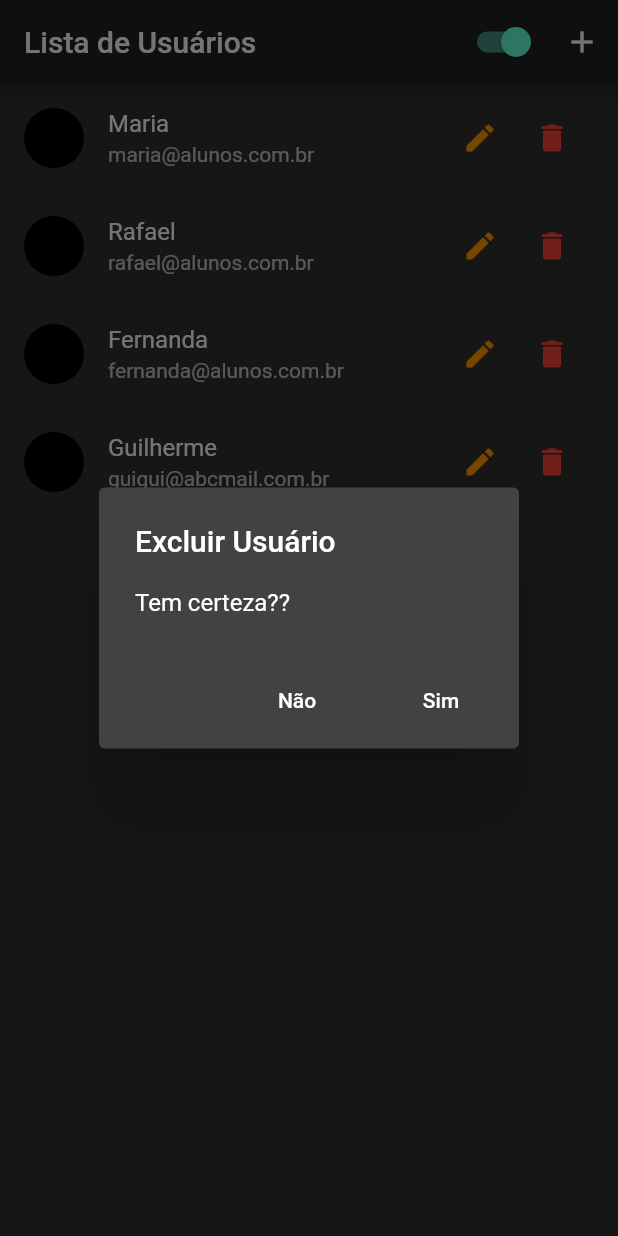
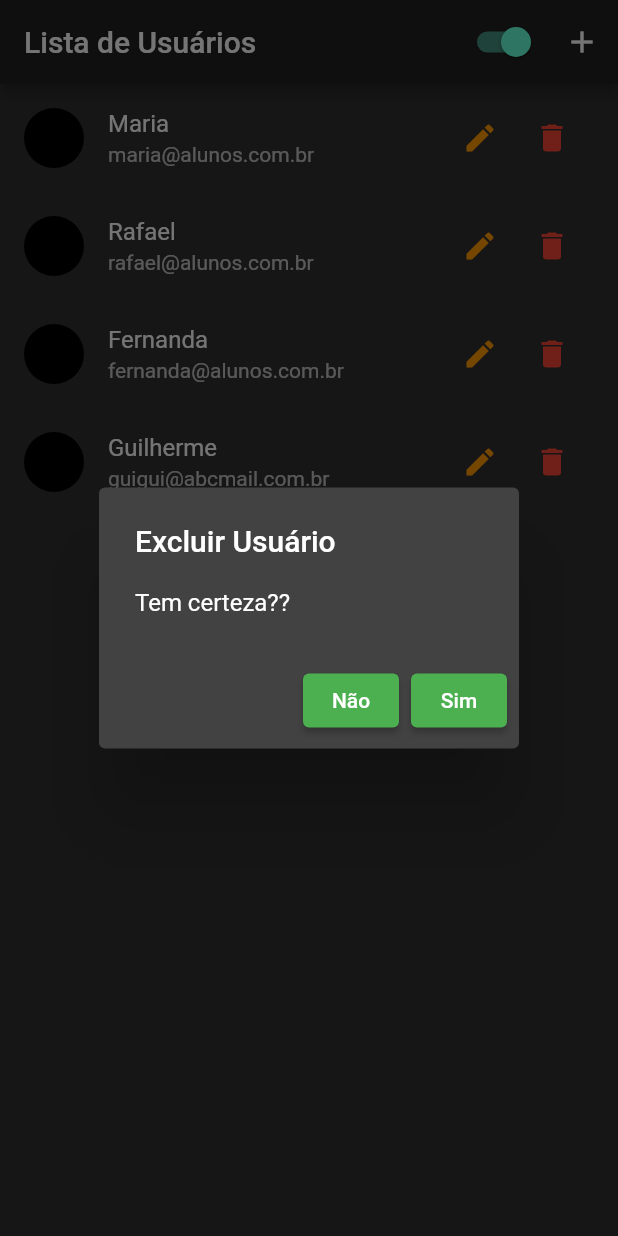
Before and after one commit to khalilpdev/flutter_crud, a Flutter app: the screen it shows after launch, after a tap on the "delete" icon, on a phone screen of 412 x 824 dp. Run offline on Flutter 3.47's test engine with Material 2 defaults, Android fonts, the phone set to English and light mode, and no system bars; network calls fail.

```diff
--- a/lib/components/user_tile.dart
+++ b/lib/components/user_tile.dart
@@ -41,11 +41,11 @@ class UserTile extends StatelessWidget {
                     title: Text('Excluir Usuário'),
                     content: Text('Tem certeza??'),
                     actions: [
-                      FlatButton(
+                      ElevatedButton(
                         onPressed: () => Navigator.of(context).pop(false),
                         child: Text('Não'),
                       ),
-                      FlatButton(
+                      ElevatedButton(
                         onPressed: () => Navigator.of(context).pop(true),
                         child: Text('Sim'),
                       ),
```
Also changed, not shown: lib/provider/users.dart (+13 -2 lines), lib/views/user_form.dart (+16 -3 lines).
